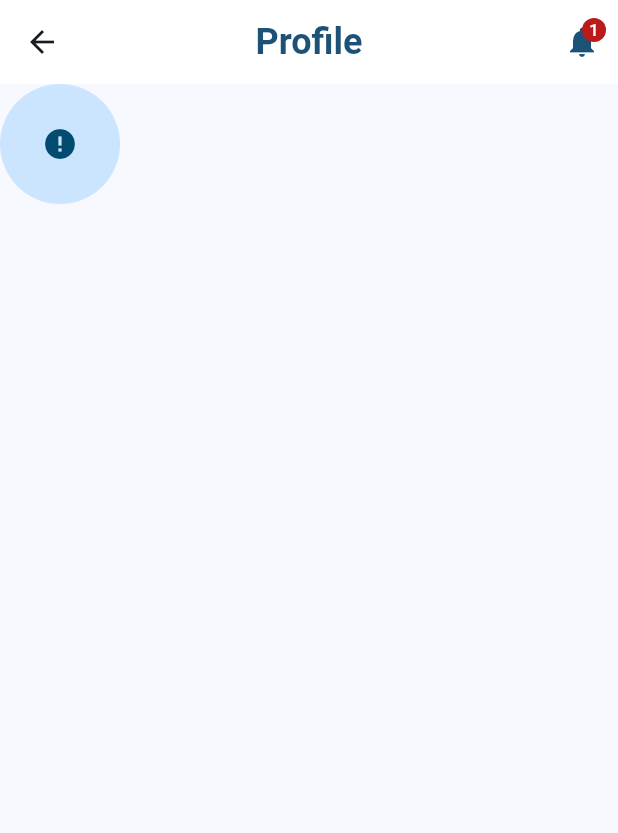
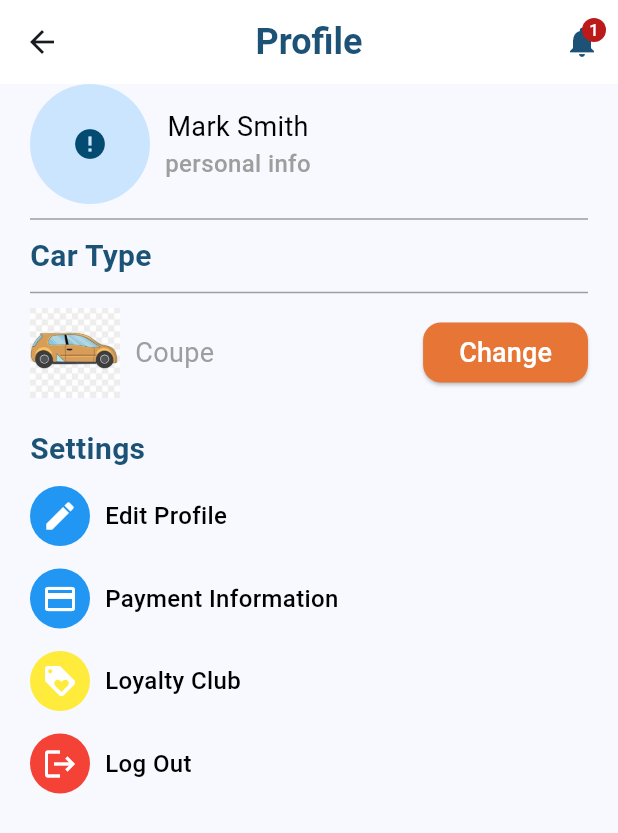
Before and after one commit to AbdullahMohamedAlSayedAbed/carwash, a Flutter app: the ProfileView screen opened by its route, on a phone screen of 412 x 824 dp. Shown: the top 833 px of the screen. Run offline on Flutter 3.47's test engine with Material 3 defaults, Android fonts, the phone set to English and light mode, and no system bars; drawn by our look-alikes of cached_network_image; our stand-ins replace bloc, flutter_bloc, persistent_bottom_nav_bar, smooth_page_indicator; network calls fail.

Commit message:
profile view ui done

```diff
--- /dev/null
+++ b/lib/Features/profile/data/models/settings_item_model.dart
@@ -0,0 +1,10 @@
+import 'package:flutter/material.dart';
+
+class SettingsItemModel {
+  final Color? backgroundColor;
+  final String text;
+  final IconData icon;
+
+  const SettingsItemModel(
+      {required this.backgroundColor, required this.text, required this.icon});
+}
--- a/lib/Features/profile/presentation/views/profile_view.dart
+++ b/lib/Features/profile/presentation/views/profile_view.dart
@@ -1,7 +1,10 @@
-import 'package:cached_network_image/cached_network_image.dart';
 import 'package:carwash/Features/home/presentation/views/widgets/custom_notifications_icon_button.dart';
+import 'package:carwash/Features/home/presentation/views/widgets/custom_secondary_button.dart';
+import 'package:carwash/Features/profile/presentation/views/widgets/custom_car_type.dart';
 import 'package:carwash/Features/profile/presentation/views/widgets/custom_image_profile.dart';
-import 'package:carwash/core/Utils/app_color.dart';
+import 'package:carwash/Features/profile/presentation/views/widgets/custom_user_name.dart';
+import 'package:carwash/Features/profile/presentation/views/widgets/profile_view_body.dart';
+import 'package:carwash/constants.dart';
 import 'package:carwash/core/Utils/app_styles.dart';
 import 'package:flutter/material.dart';
 
@@ -23,18 +26,3 @@ class ProfileView extends StatelessWidget {
     );
   }
 }
-
-class ProfileViewBody extends StatelessWidget {
-  const ProfileViewBody({super.key});
-
-  @override
-  Widget build(BuildContext context) {
-    return const Column(
-      children: [
-        Row(
-          children: [CustomImageProfile()],
-        )
-      ],
-    );
-  }
-}
--- /dev/null
+++ b/lib/Features/profile/presentation/views/widgets/custom_car_type.dart
@@ -0,0 +1,42 @@
+import 'package:carwash/Features/home/presentation/views/widgets/custom_secondary_button.dart';
+import 'package:carwash/core/Utils/app_styles.dart';
+import 'package:flutter/material.dart';
+
+class CustomCarType extends StatelessWidget {
+  const CustomCarType({
+    super.key,
+  });
+
+  @override
+  Widget build(BuildContext context) {
+    return Column(
+      crossAxisAlignment: CrossAxisAlignment.start,
+      children: [
+        const Divider(
+          thickness: 1,
+          color: Colors.grey,
+          height: 20,
+        ),
+        const Text('Car Type', style: AppStyles.style20w700),
+        const Divider(
+          thickness: 1,
+          color: Colors.grey,
+          height: 20,
+        ),
+        Row(
+          children: [
+            Image.asset(
+              'assets/images/car_profile.jpeg',
+              height: 60,
+            ),
+            const SizedBox(width: 10),
+            Text('Coupe',
+                style: AppStyles.style18.copyWith(color: Colors.grey)),
+            const Spacer(),
+            CustomSecondaryButton(text: 'Change', onPressed: () {}),
+          ],
+        ),
+      ],
+    );
+  }
+}
--- a/lib/Features/profile/presentation/views/widgets/custom_image_profile.dart
+++ b/lib/Features/profile/presentation/views/widgets/custom_image_profile.dart
@@ -11,7 +11,7 @@ class CustomImageProfile extends StatelessWidget {
     return CircleAvatar(
       radius: 40,
       child: CachedNetworkImage(
-        imageUrl: "https://i.pravatar.cc/300",
+        imageUrl: "https://www.workitdaily.com/media-library/professional-man-creating-an-outstanding-personal-branding-statement.jpg?id=22025730&width=1200&height=800&quality=85&coordinates=77%2C0%2C77%2C0",
         imageBuilder: (context, imageProvider) => Container(
           decoration: BoxDecoration(
               borderRadius: BorderRadius.circular(40),
--- /dev/null
+++ b/lib/Features/profile/presentation/views/widgets/custom_items_settings.dart
@@ -0,0 +1,29 @@
+import 'package:carwash/Features/profile/data/models/settings_item_model.dart';
+import 'package:carwash/core/Utils/app_styles.dart';
+import 'package:flutter/material.dart';
+
+class CustomItemsSettings extends StatelessWidget {
+  const CustomItemsSettings({
+    super.key,
+    required this.item,
+  });
+
+  final SettingsItemModel item;
+  @override
+  Widget build(BuildContext context) {
+    return Padding(
+      padding: const EdgeInsets.only(bottom: 15),
+      child: Row(
+        children: [
+          CircleAvatar(
+            backgroundColor: item.backgroundColor,
+            child: Icon(item.icon, color: Colors.white),
+          ),
+          const SizedBox(width: 10),
+          Text(item.text,
+              style: AppStyles.style16w500.copyWith(color: Colors.black)),
+        ],
+      ),
+    );
+  }
+}
--- /dev/null
+++ b/lib/Features/profile/presentation/views/widgets/custom_user_name.dart
@@ -0,0 +1,26 @@
+import 'package:carwash/core/Utils/app_styles.dart';
+import 'package:flutter/material.dart';
+
+class CustomUserName extends StatelessWidget {
+  const CustomUserName({
+    super.key,
+  });
+
+  @override
+  Widget build(BuildContext context) {
+    return Column(
+      children: [
+        Text(
+          'Mark Smith',
+          style: AppStyles.style18.copyWith(color: Colors.black),
+          overflow: TextOverflow.ellipsis,
+        ),
+        const Text(
+          'personal info',
+          style: AppStyles.style16w500,
+          overflow: TextOverflow.ellipsis,
+        ),
+      ],
+    );
+  }
+}
--- /dev/null
+++ b/lib/Features/profile/presentation/views/widgets/profile_view_body.dart
@@ -0,0 +1,55 @@
+import 'package:carwash/Features/profile/data/models/settings_item_model.dart';
+import 'package:carwash/Features/profile/presentation/views/widgets/custom_car_type.dart';
+import 'package:carwash/Features/profile/presentation/views/widgets/custom_image_profile.dart';
+import 'package:carwash/Features/profile/presentation/views/widgets/custom_items_settings.dart';
+import 'package:carwash/Features/profile/presentation/views/widgets/custom_user_name.dart';
+import 'package:carwash/constants.dart';
+import 'package:carwash/core/Utils/app_styles.dart';
+import 'package:flutter/material.dart';
+
+class ProfileViewBody extends StatelessWidget {
+  const ProfileViewBody({super.key});
+  final List<SettingsItemModel> items = const [
+    SettingsItemModel(
+        backgroundColor: Colors.blue, text: 'Edit Profile', icon: Icons.edit),
+    SettingsItemModel(
+        backgroundColor: Colors.blue,
+        text: 'Payment Information',
+        icon: Icons.payment),
+    SettingsItemModel(
+        backgroundColor: Colors.yellow,
+        text: 'Loyalty Club',
+        icon: Icons.loyalty),
+    SettingsItemModel(
+        backgroundColor: Colors.red, text: 'Log Out', icon: Icons.logout),
+  ];
+  @override
+  Widget build(BuildContext context) {
+    return SingleChildScrollView(
+      physics: const BouncingScrollPhysics(),
+      child: Padding(
+        padding: const EdgeInsets.symmetric(horizontal: kDefaultPadding),
+        child: Column(
+          mainAxisAlignment: MainAxisAlignment.start,
+          crossAxisAlignment: CrossAxisAlignment.start,
+          children: [
+            const Row(
+              children: [
+                CustomImageProfile(),
+                SizedBox(width: 10),
+                CustomUserName(),
+              ],
+            ),
+            const CustomCarType(),
+            const SizedBox(height: 20),
+            const Text('Settings', style: AppStyles.style20w700),
+            const SizedBox(height: 10),
+            ...List.generate(items.length, (index) {
+              return CustomItemsSettings(item: items[index]);
+            }),
+          ],
+        ),
+      ),
+    );
+  }
+}
--- a/lib/core/Utils/app_styles.dart
+++ b/lib/core/Utils/app_styles.dart
@@ -9,6 +9,11 @@ abstract class AppStyles {
   );
   static const style24w700 = TextStyle(
     fontSize: 24,
+    fontWeight: FontWeight.w700,
+    color: AppColors.primaryColor,
+  );
+  static const style20w700 = TextStyle(
+    fontSize: 20,
     fontWeight: FontWeight.w700,
     color: AppColors.primaryColor,
   );
```
Also changed, not shown: assets/images/car_profile.jpeg (added).
